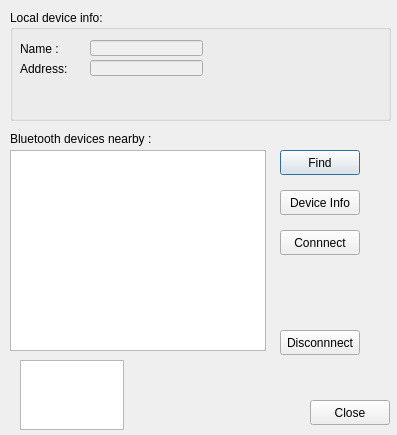
Old version of the form btconnector.ui in the repository miiiiichal/OBDScanner.
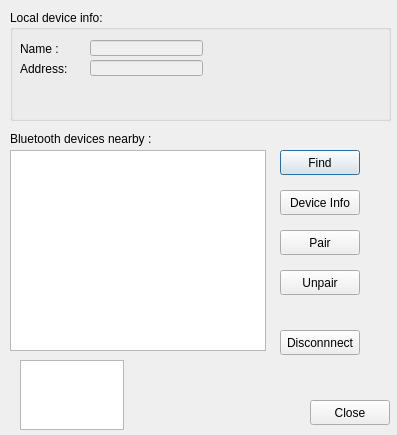
New version of the form.

Commit message: Pairing (without authorization) & unpiring BT device on button click

```diff
--- a/btconnector.ui
+++ b/btconnector.ui
@@ -59,7 +59,7 @@
     </rect>
    </property>
    <property name="text">
-    <string>Connnect</string>
+    <string>Pair</string>
    </property>
   </widget>
   <widget class="QPushButton" name="buttonDisconnect">
@@ -189,6 +189,19 @@
     </rect>
    </property>
   </widget>
+  <widget class="QPushButton" name="buttonUnpair">
+   <property name="geometry">
+    <rect>
+     <x>280</x>
+     <y>270</y>
+     <width>80</width>
+     <height>25</height>
+    </rect>
+   </property>
+   <property name="text">
+    <string>Unpair</string>
+   </property>
+  </widget>
  </widget>
  <resources/>
  <connections/>
```
Left out of the diff: 2 changed lines with no effect on the pictures. The commit also changes 2 other files.
